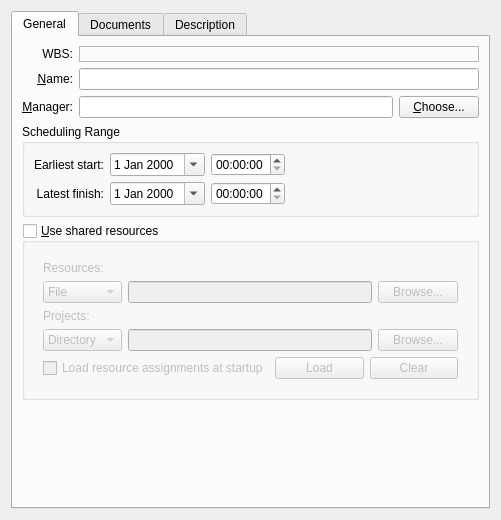
Old version of the form src/libs/ui/kptmainprojectpanelbase.ui in the repository KDE/calligraplan.
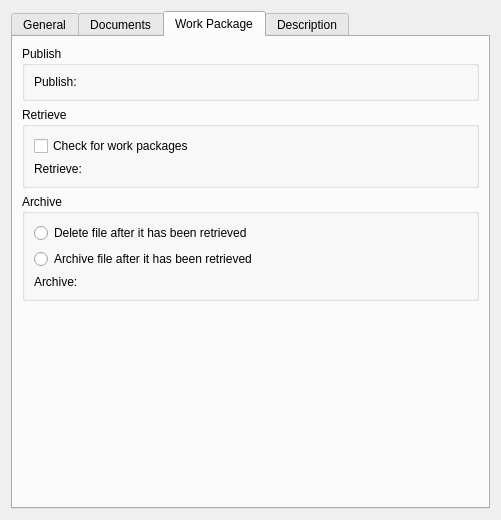
New version of the form. The open tabs and pages were chosen to show the change. Icons and pictures are not drawn. Custom widgets are drawn as their Qt base class.

```diff
--- a/src/libs/ui/kptmainprojectpanelbase.ui
+++ b/src/libs/ui/kptmainprojectpanelbase.ui
@@ -347,7 +347,117 @@
        </item>
       </layout>
      </widget>
-     <widget class="QWidget" name="tab_2">
+     <widget class="QWidget" name="ui_workpackage">
+      <attribute name="title">
+       <string>Work Package</string>
+      </attribute>
+      <layout class="QVBoxLayout" name="verticalLayout_9">
+       <item>
+        <widget class="QGroupBox" name="groupBox_3">
+         <property name="title">
+          <string>Publish</string>
+         </property>
+         <layout class="QVBoxLayout" name="verticalLayout_6">
+          <item>
+           <layout class="QHBoxLayout" name="horizontalLayout_5">
+            <item>
+             <widget class="QLabel" name="label_5">
+              <property name="text">
+               <string>Publish:</string>
+              </property>
+             </widget>
+            </item>
+            <item>
+             <widget class="KUrlRequester" name="ui_PublishUrl"/>
+            </item>
+           </layout>
+          </item>
+         </layout>
+        </widget>
+       </item>
+       <item>
+        <widget class="QGroupBox" name="groupBox_2">
+         <property name="title">
+          <string>Retrieve</string>
+         </property>
+         <layout class="QVBoxLayout" name="verticalLayout_5">
+          <item>
+           <widget class="QCheckBox" name="ui_CheckForWorkPackages">
+            <property name="text">
+             <string>Check for work packages</string>
+            </property>
+           </widget>
+          </item>
+          <item>
+           <layout class="QHBoxLayout" name="horizontalLayout_4">
+            <item>
+             <widget class="QLabel" name="label_3">
+              <property name="text">
+               <string>Retrieve:</string>
+              </property>
+             </widget>
+            </item>
+            <item>
+             <widget class="KUrlRequester" name="ui_RetrieveUrl"/>
+            </item>
+           </layout>
+          </item>
+         </layout>
+        </widget>
+       </item>
+       <item>
+        <widget class="QGroupBox" name="groupBox">
+         <property name="title">
+          <string>Archive</string>
+         </property>
+         <layout class="QVBoxLayout" name="verticalLayout_4">
+          <item>
+           <widget class="QRadioButton" name="ui_DeleteFile">
+            <property name="text">
+             <string>Delete file after it has been retrieved</string>
+            </property>
+           </widget>
+          </item>
+          <item>
+           <widget class="QRadioButton" name="ui_ArchiveFile">
+            <property name="text">
+             <string>Archive file after it has been retrieved</string>
+            </property>
+           </widget>
+          </item>
+          <item>
+           <layout class="QHBoxLayout" name="horizontalLayout_3">
+            <item>
+             <widget class="QLabel" name="label_4">
+              <property name="text">
+               <string>Archive:</string>
+              </property>
+             </widget>
+            </item>
+            <item>
+             <widget class="KUrlRequester" name="ui_ArchiveUrl"/>
+            </item>
+           </layout>
+          </item>
+         </layout>
+        </widget>
+       </item>
+       <item>
+        <spacer name="verticalSpacer_2">
+         <property name="orientation">
+          <enum>Qt::Vertical</enum>
+         </property>
+         <property name="sizeHint" stdset="0">
+          <size>
+           <width>20</width>
+           <height>170</height>
+          </size>
+         </property>
+        </spacer>
+       </item>
+      </layout>
+     </widget>
+     <widget class="QWidget" name="ui_description">
       <attribute name="title">
        <string>Description</string>
       </attribute>
@@ -377,6 +487,12 @@
    <header>klineedit.h</header>
    <container>1</container>
   </customwidget>
+  <customwidget>
+   <class>KUrlRequester</class>
+   <extends>QFrame</extends>
+   <header>kurlrequester.h</header>
+   <container>1</container>
+  </customwidget>
  </customwidgets>
  <tabstops>
   <tabstop>namefield</tabstop>
```
Left out of the diff: 4 changed lines with no effect on the pictures.
